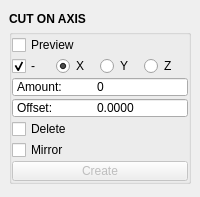
This is mayatk/edit_utils/cut_on_axis.ui in m3trik/mayatk as Qt 5 draws it before an edit. The edited form follows.
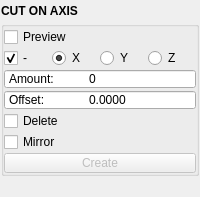
This is the edited form. Custom widgets are drawn as their Qt base class.

Patch:
```diff
--- a/mayatk/edit_utils/cut_on_axis.ui
+++ b/mayatk/edit_utils/cut_on_axis.ui
@@ -33,6 +33,18 @@
     </size>
    </property>
    <layout class="QVBoxLayout" name="verticalLayout_2">
+    <property name="leftMargin">
+     <number>1</number>
+    </property>
+    <property name="topMargin">
+     <number>1</number>
+    </property>
+    <property name="rightMargin">
+     <number>1</number>
+    </property>
+    <property name="bottomMargin">
+     <number>1</number>
+    </property>
     <item>
      <layout class="QVBoxLayout" name="verticalLayout">
       <property name="spacing">
```
